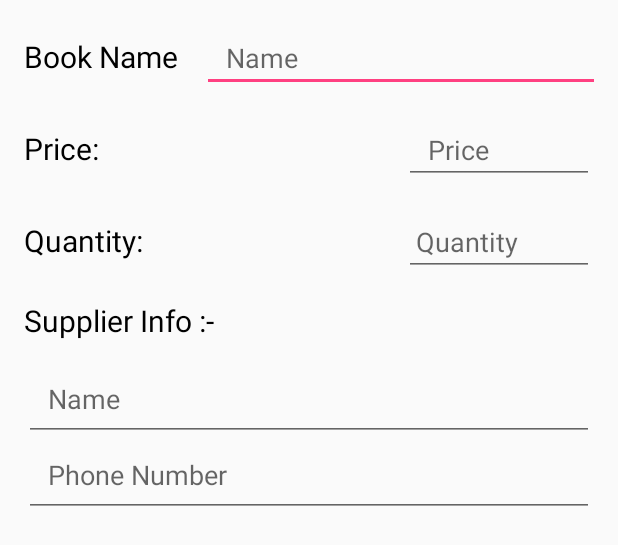
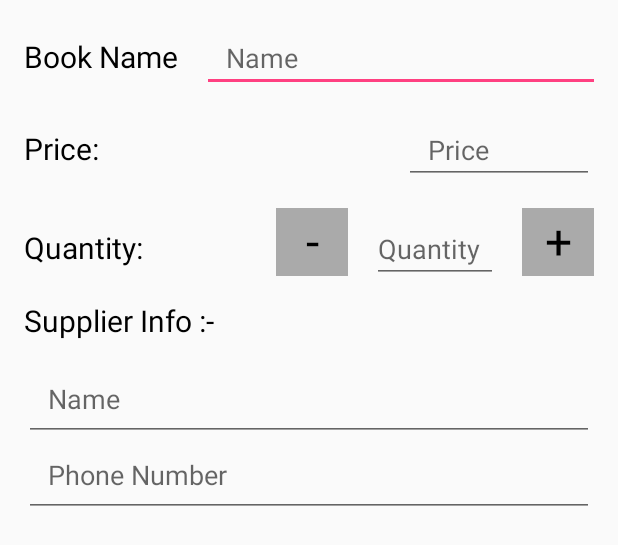
Before and after one commit to Mohaned-Adel/Inventory-App, an Android app: the layout activity_add.xml on its own in the app's theme, with its tools: preview values and no code run, on a phone screen of 412 x 824 dp. Shown: the top 545 px of the screen. Run offline under Robolectric (Android 15) with nearby library versions, the phone set to English and light mode, and no system bars.

Commit message:
complete the buttons in the AddActivity

```diff
--- a/app/src/main/res/layout/activity_add.xml
+++ b/app/src/main/res/layout/activity_add.xml
@@ -68,14 +68,36 @@
             android:textColor="@color/black"
             android:textSize="20sp" />
 
+        <TextView
+            android:id="@+id/add_decrease_text"
+            android:layout_width="48dp"
+            android:layout_height="match_parent"
+            android:text="-"
+            android:textSize="32sp"
+            android:textAlignment="center"
+            android:background="#aaa"
+            android:textColor="@color/black"
+            android:layout_marginRight="16dp"/>
+
         <EditText
             android:id="@+id/book_quantity_field"
             android:layout_width="0dp"
             android:layout_weight="1"
             android:layout_height="wrap_content"
             android:hint="@string/quantity_hint"
-            android:paddingLeft="8dp"
+            android:paddingLeft="4dp"
             android:inputType="number"/>
+
+        <TextView
+            android:id="@+id/add_increase_text"
+            android:layout_width="48dp"
+            android:layout_height="match_parent"
+            android:text="+"
+            android:textSize="32sp"
+            android:textAlignment="center"
+            android:background="#aaa"
+            android:textColor="@color/black"
+            android:layout_marginLeft="16dp"/>
 
     </LinearLayout>
 
```
Also changed, not shown: app/src/main/java/com/example/mohaned/inventoryapp/AddActivity.java (+48 -5 lines).
